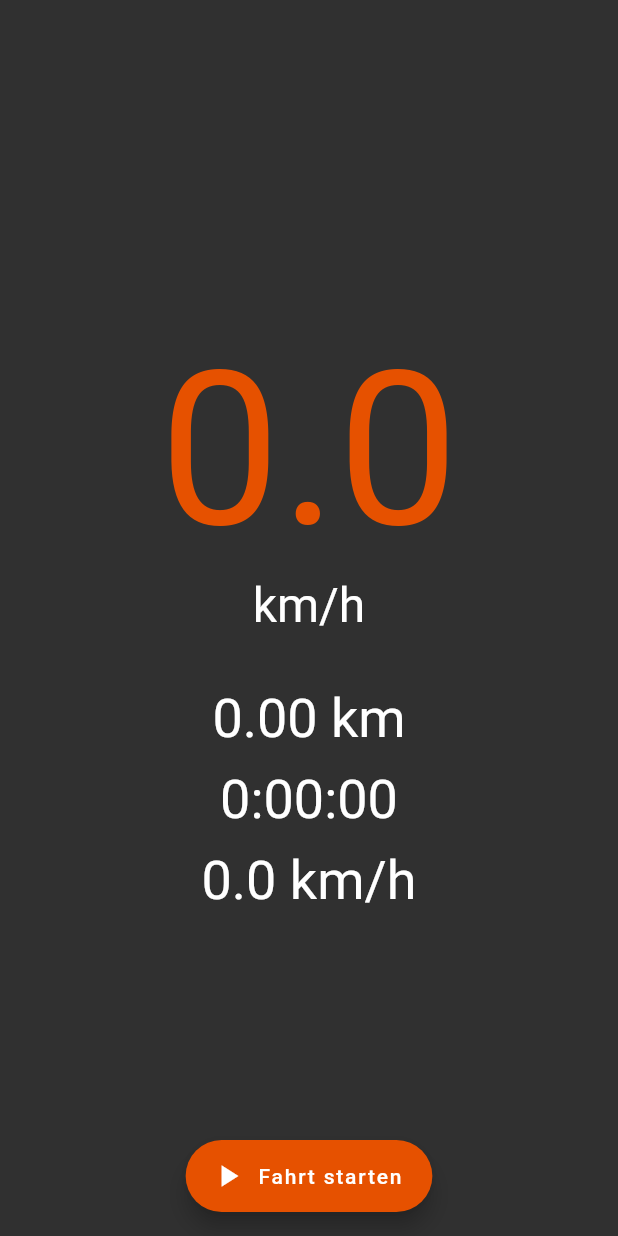
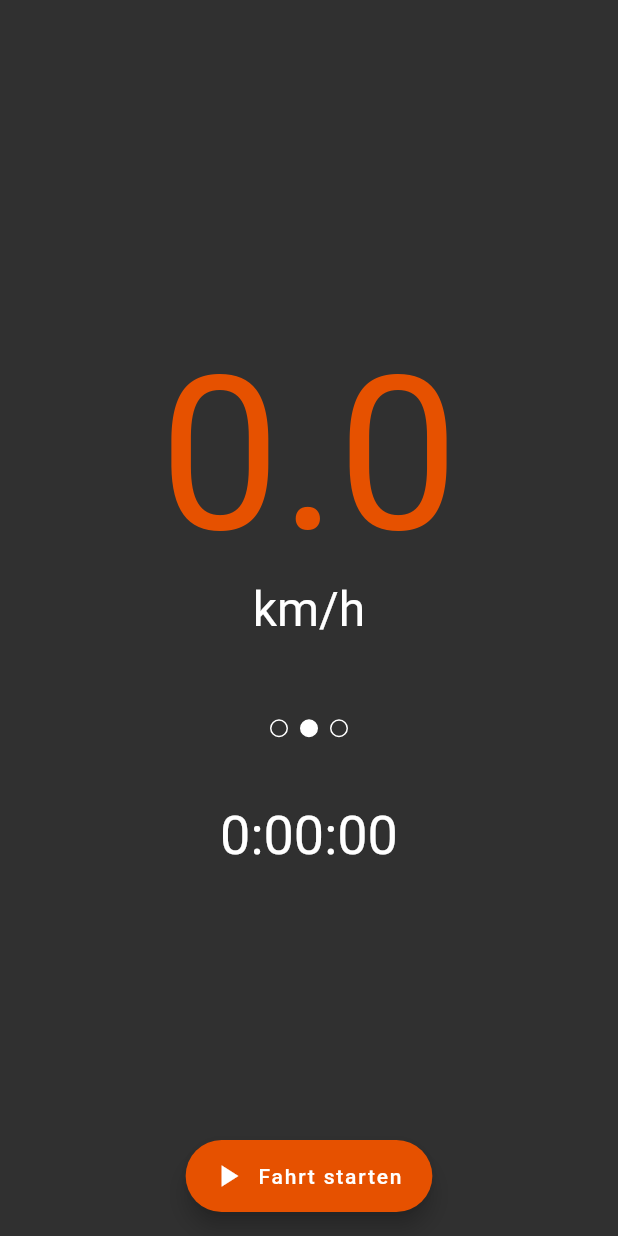
Before and after one commit to r-wittmann/tacho, a Flutter app: the screen it shows after launch, on a phone screen of 412 x 824 dp. Run offline on Flutter 3.47's test engine with Material 2 defaults, Android fonts, the phone set to English and light mode, and no system bars; our stand-ins replace location; missing offline and left inert: screen.

Commit message:
use auto scroll tab view

```diff
--- a/lib/view/AverageSpeedView.dart
+++ b/lib/view/AverageSpeedView.dart
@@ -14,9 +14,11 @@ class AverageSpeedView extends StatelessWidget {
 
   @override
   Widget build(BuildContext context) {
-    return Text(
-      '${getAverageSpeed().toStringAsFixed(1)} km/h',
-      style: TextStyle(fontSize: 36),
+    return Center(
+      child: Text(
+        '${getAverageSpeed().toStringAsFixed(1)} km/h',
+        style: TextStyle(fontSize: 36),
+      ),
     );
   }
 }
--- a/lib/view/ContainerView.dart
+++ b/lib/view/ContainerView.dart
@@ -5,10 +5,8 @@ import 'package:flutter/services.dart';
 import 'package:location/location.dart';
 import 'package:screen/screen.dart';
 import 'package:tacho/services/LocationService.dart';
-import 'package:tacho/view/AverageSpeedView.dart';
 import 'package:tacho/view/CurrentSpeedView.dart';
-import 'package:tacho/view/DistanceTraveledView.dart';
-import 'package:tacho/view/StopWatchView.dart';
+import 'package:tacho/view/TabView.dart';
 
 class ContainerView extends StatefulWidget {
   @override
@@ -105,16 +103,12 @@ class ContainerViewState extends State<ContainerView> {
   @override
   Widget build(BuildContext context) {
     return Scaffold(
-      body: Center(
-        child: Column(
-          mainAxisAlignment: MainAxisAlignment.center,
-          children: <Widget>[
-            CurrentSpeedView(_currentSpeed),
-            DistanceTraveledView(_distanceTraveled),
-            StopWatchView(_stopwatch),
-            AverageSpeedView(_stopwatch, _distanceTraveled)
-          ],
-        ),
+      body: Column(
+        mainAxisAlignment: MainAxisAlignment.center,
+        children: <Widget>[
+          CurrentSpeedView(_currentSpeed),
+          TabView(_distanceTraveled, _stopwatch),
+        ],
       ),
       floatingActionButton: FloatingActionButton.extended(
         onPressed: !_tourRunning ? () => this.startTour() : () => this.endTour(),
--- a/lib/view/DistanceTraveledView.dart
+++ b/lib/view/DistanceTraveledView.dart
@@ -7,12 +7,11 @@ class DistanceTraveledView extends StatelessWidget {
 
   @override
   Widget build(BuildContext context) {
-    return Column(children: <Widget>[
-      Text(
+    return Center(
+      child: Text(
         '${_distanceTraveled.toStringAsFixed(2)} km',
         style: TextStyle(fontSize: 36),
       ),
-      SizedBox(height: 12)
-    ]);
+    );
   }
 }
--- a/lib/view/StopWatchView.dart
+++ b/lib/view/StopWatchView.dart
@@ -13,20 +13,27 @@ class StopWatchView extends StatefulWidget {
 }
 
 class StopWatchViewState extends State<StopWatchView> {
+  Timer _timer;
+
   @override
   void initState() {
     super.initState();
-    Timer.periodic(Duration(milliseconds: 100), (Timer t) => setState(() => {}));
+    _timer = Timer.periodic(Duration(milliseconds: 100), (Timer t) => setState(() => {}));
+  }
+
+  @override
+  void dispose() {
+    _timer.cancel();
+    super.dispose();
   }
 
   @override
   Widget build(BuildContext context) {
-    return Column(children: <Widget>[
-      Text(
+    return Center(
+      child: Text(
         StopWatchService.getFormattedTime(widget.stopwatch),
         style: TextStyle(fontSize: 36),
       ),
-      SizedBox(height: 12)
-    ]);
+    );
   }
 }
--- /dev/null
+++ b/lib/view/TabView.dart
@@ -0,0 +1,67 @@
+import 'dart:async';
+
+import 'package:flutter/material.dart';
+import 'package:tacho/view/AverageSpeedView.dart';
+import 'package:tacho/view/DistanceTraveledView.dart';
+import 'package:tacho/view/StopWatchView.dart';
+
+class TabView extends StatefulWidget {
+  final double distanceTraveled;
+  final Stopwatch stopwatch;
+
+  const TabView(this.distanceTraveled, this.stopwatch);
+
+  @override
+  State createState() => TabViewState();
+}
+
+class TabViewState extends State<TabView> with SingleTickerProviderStateMixin {
+  TabController _tabController;
+  Timer _timer;
+
+  @override
+  void initState() {
+    super.initState();
+    _tabController = TabController(vsync: this, length: 3);
+    _timer =
+        Timer.periodic(Duration(seconds: 5), (Timer t) => _tabController.animateTo((_tabController.index + 1) % 3));
+  }
+
+  @override
+  void dispose() {
+    _tabController.dispose();
+    _timer.cancel();
+    super.dispose();
+  }
+
+  @override
+  Widget build(BuildContext context) {
+    return Column(
+      mainAxisSize: MainAxisSize.min,
+      children: <Widget>[
+        PreferredSize(
+          preferredSize: const Size.fromHeight(48.0),
+          child: Theme(
+            data: Theme.of(context).copyWith(accentColor: Colors.white),
+            child: Container(
+              height: 48.0,
+              alignment: Alignment.center,
+              child: TabPageSelector(controller: _tabController),
+            ),
+          ),
+        ),
+        SizedBox(
+          height: 96,
+          child: TabBarView(
+            controller: _tabController,
+            children: <Widget>[
+              DistanceTraveledView(widget.distanceTraveled),
+              StopWatchView(widget.stopwatch),
+              AverageSpeedView(widget.stopwatch, widget.distanceTraveled),
+            ],
+          ),
+        ),
+      ],
+    );
+  }
+}
```
